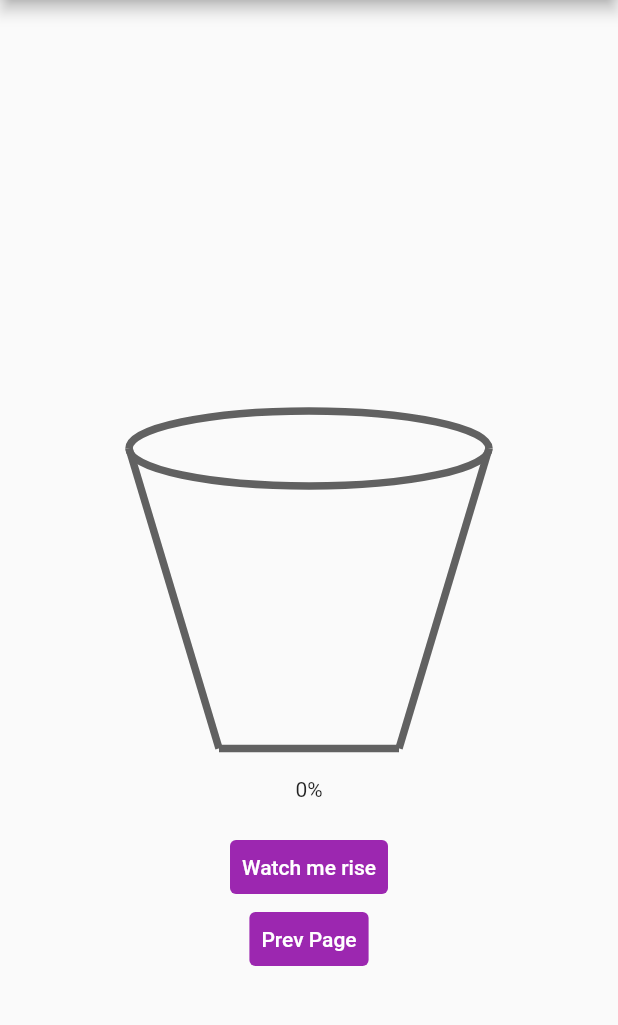
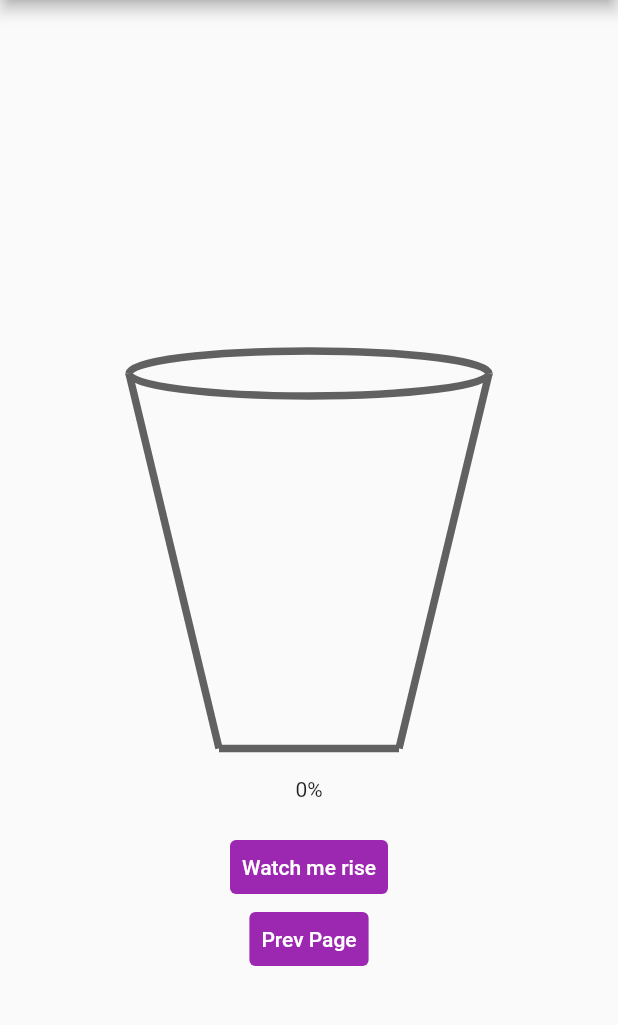
Before and after one commit to dylanvu/ansyncflutter, a Flutter app: the screen it shows after launch, after a tap on "Next Page", on a phone screen of 412 x 824 dp, the part 84-1109 px from its top. Run offline on Flutter 3.47's test engine with Material 2 defaults, Android fonts, the phone set to English and light mode, and no system bars; network calls fail.

Commit message:
implement get request

```diff
--- a/lib/components/water_cup.dart
+++ b/lib/components/water_cup.dart
@@ -75,7 +75,7 @@ class LinePainter extends CustomPainter {
 
     double cupWidthEdge = 60;
     double cupBottomlength = 60;
-    double cupHeight = 200;
+    double cupHeight = 250;
 
     // Define all the relevant coordiantes we'll need for the cup
     // Pick where to start the bottom of the cup
@@ -98,6 +98,8 @@ class LinePainter extends CustomPainter {
     double leftSlope = (bottomLeftY - topLeftY) / (topLeftX - bottomLeftX);
     double rightSlope = (topRightY - bottomRightY) / (topRightX - bottomRightX);
 
+    double ovalHeight = 30.0;
+
     // Fill in the cup with water
     var path = Path();
     // Start at the middle of the cup
@@ -112,8 +114,8 @@ class LinePainter extends CustomPainter {
     // If the water is full, then fill in the top of the cup with water
     // TODO: Modify percentage threshold
     if (percentage > 0.99) {
-      Rect cupOpeningtop =
-          Offset(topLeftX, topLeftY - 25) & Size((topRightX - topLeftX), 50.0);
+      Rect cupOpeningtop = Offset(topLeftX, topLeftY - ovalHeight / 2) &
+          Size((topRightX - topLeftX), ovalHeight);
       path.arcTo(cupOpeningtop, 3.14, 3.14, false);
     } else {
       // Go across the cup
@@ -147,13 +149,13 @@ class LinePainter extends CustomPainter {
     canvas.drawLine(bottomLeft, topLeft, cupPaint);
 
     // Draw the oval top
-    Rect cupOpeningtop =
-        Offset(topLeftX, topLeftY - 25) & Size((topRightX - topLeftX), 50.0);
+    Rect cupOpeningtop = Offset(topLeftX, topLeftY - ovalHeight / 2) &
+        Size((topRightX - topLeftX), ovalHeight);
     canvas.drawArc(cupOpeningtop, 3.14, 3.14, false, cupPaint);
 
     // Draw the oval bottom
-    Rect cupOpeningbottom =
-        Offset(topLeftX, topLeftY - 25) & Size((topRightX - topLeftX), 50.0);
+    Rect cupOpeningbottom = Offset(topLeftX, topLeftY - ovalHeight / 2) &
+        Size((topRightX - topLeftX), ovalHeight);
     canvas.drawArc(cupOpeningbottom, 3.14, -3.14, false, cupPaint);
   }
 
--- /dev/null
+++ b/lib/scripts/fetch_level.dart
@@ -0,0 +1,15 @@
+import 'package:http/http.dart' as http;
+import 'dart:convert';
+
+// Get water level from backend
+Future<double> fetchLevel() async {
+  final response = await http.get(Uri.parse('http://localhost:3000'));
+  if (response.statusCode == 200) {
+    // 200 means the response is okay, so get the body and return it
+    // response.body is a JSON string, so decode into a map to extract the value from it
+    Map jsonMap = json.decode(response.body);
+    return jsonMap['waterlevel'];
+  } else {
+    throw Exception('Failed to get water level');
+  }
+}
--- /dev/null
+++ b/lib/scripts/post_level.dart
@@ -0,0 +1,3 @@
+import 'package:http/http.dart' as http;
+
+void postLevel(newLevel) {}
--- a/lib/water_select.dart
+++ b/lib/water_select.dart
@@ -1,4 +1,7 @@
 import 'package:flutter/material.dart';
+import 'package:http/http.dart' as http;
+import 'dart:convert';
+import './scripts/fetch_level.dart';
 
 class WaterSelect extends StatefulWidget {
   const WaterSelect({Key? key}) : super(key: key);
@@ -11,20 +14,40 @@ class _WaterSelectState extends State<WaterSelect> {
   // Water specific states
   double _waterLevel = 0;
   String _waterLevelstr = "0%";
+  // Future<double> _futureWaterlevel;
+
+  // Get water level from backend
+  // Future<double> fetchLevel() async {
+  //   final response = await http.get(Uri.parse('http://localhost:3000'));
+  //   if (response.statusCode == 200) {
+  //     // 200 means the response is okay, so get the body and return it
+  //     // response.body is a JSON string, so decode into a map to extract the value from it
+  //     Map jsonMap = json.decode(response.body);
+  //     return jsonMap['waterlevel'];
+  //   } else {
+  //     throw Exception('Failed to get water level');
+  //   }
+  // }
+
   // TODO: The slider resets after moving to another page. Use a useEffect type of thing to pull it from the database?
   void _setWaterlevel(newLevel) {
     setState(() {
       _waterLevel = newLevel;
-      _setWaterlevelStr(newLevel);
+      String newString = (newLevel * 100).toStringAsFixed(0);
+      _waterLevelstr = newString + '%';
     });
   }
 
-  // Use this state function to obtain a formatted string of percentages from the slider
-  void _setWaterlevelStr(newLevel) {
-    setState(() {
-      String newString = (newLevel * 100).toStringAsFixed(0);
-      _waterLevelstr = newString + '%';
-    });
+  @override
+  void initState() {
+    // Obtain the current water level from the database and set the slider to it
+    fetchLevel().then((value) => {_setWaterlevel(value)});
+    // Future<double> initialLevel = fetchLevel();
+    // setState(() {
+    //   _futureWaterlevel = initialLevel;
+    // });
+    // _setWaterlevel(initialLevel);
+    super.initState();
   }
 
   @override
--- a/pubspec.yaml
+++ b/pubspec.yaml
@@ -33,6 +33,7 @@ dependencies:
   # The following adds the Cupertino Icons font to your application.
   # Use with the CupertinoIcons class for iOS style icons.
   cupertino_icons: ^1.0.2
+  http: ^0.13.4
 
 dev_dependencies:
   flutter_test:
```
Also changed, not shown: pubspec.lock, 1 other file.
